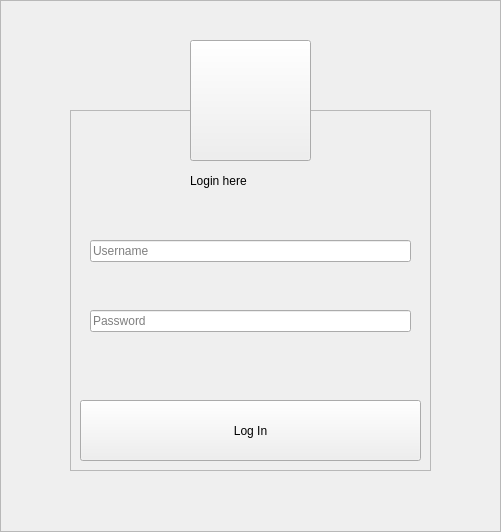
Before: the Qt Designer form ui/Sign.ui in Wester35/KP, drawn with Qt 5.
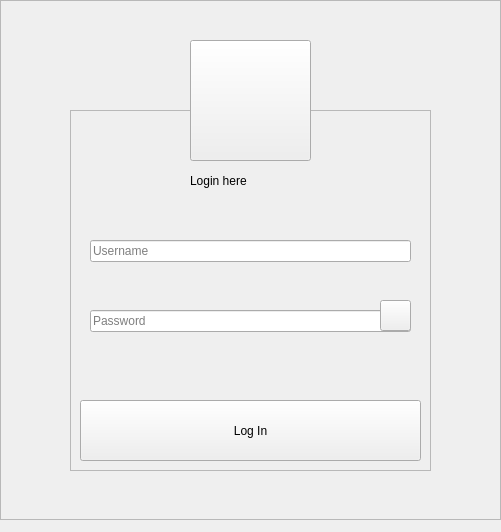
After: the same form once the commit is applied. Icons and pictures are not drawn.

Commit message: create button on password input (background is not good)

Diff of the .ui file:
```diff
--- a/ui/Sign.ui
+++ b/ui/Sign.ui
@@ -169,10 +169,26 @@
      <property name="text">
       <string/>
      </property>
+     <property name="echoMode">
+      <enum>QLineEdit::EchoMode::Password</enum>
+     </property>
      <property name="placeholderText">
       <string>Password</string>
      </property>
     </widget>
+    <widget class="QPushButton" name="checkPassword">
+     <property name="geometry">
+      <rect>
+       <x>310</x>
+       <y>190</y>
+       <width>31</width>
+       <height>31</height>
+      </rect>
+     </property>
+     <property name="text">
+      <string/>
+     </property>
+    </widget>
    </widget>
    <widget class="QToolButton" name="toolButton">
     <property name="geometry">
@@ -203,19 +219,19 @@
       <x>0</x>
       <y>0</y>
       <width>501</width>
-      <height>532</height>
+      <height>520</height>
      </rect>
     </property>
     <property name="minimumSize">
      <size>
       <width>501</width>
-      <height>532</height>
+      <height>520</height>
      </size>
     </property>
     <property name="maximumSize">
      <size>
       <width>501</width>
-      <height>532</height>
+      <height>520</height>
      </size>
     </property>
     <property name="frameShape">
```
Left out of the diff: 36 changed lines with no effect on the pictures. The commit also changes 6 other files.
